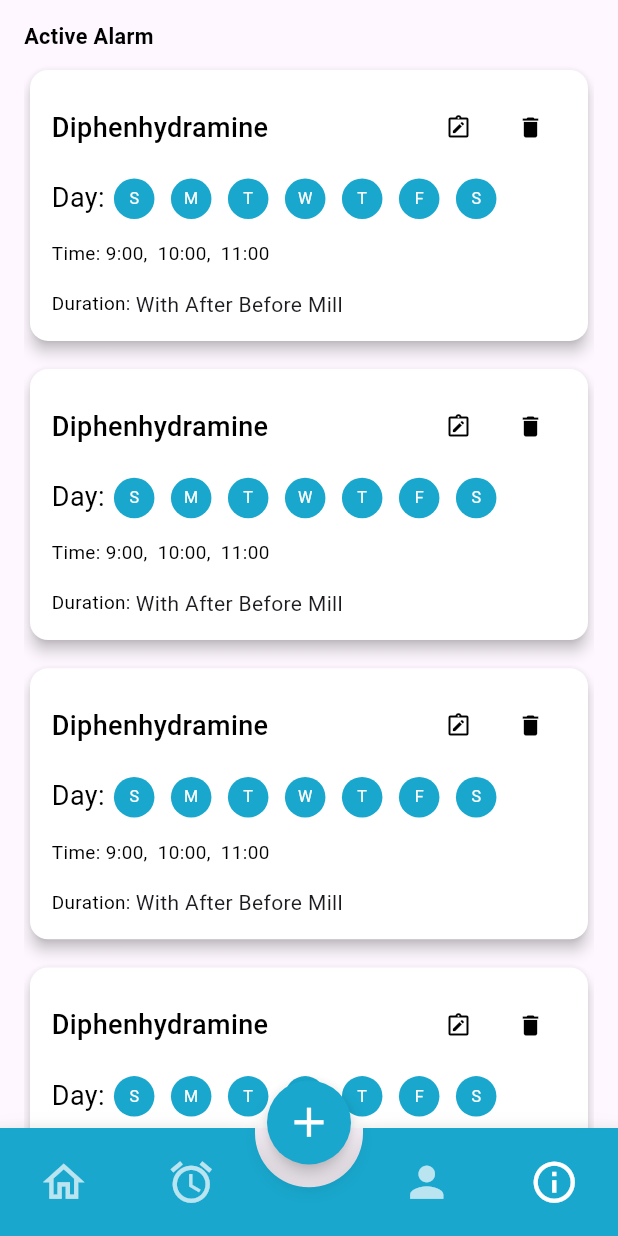
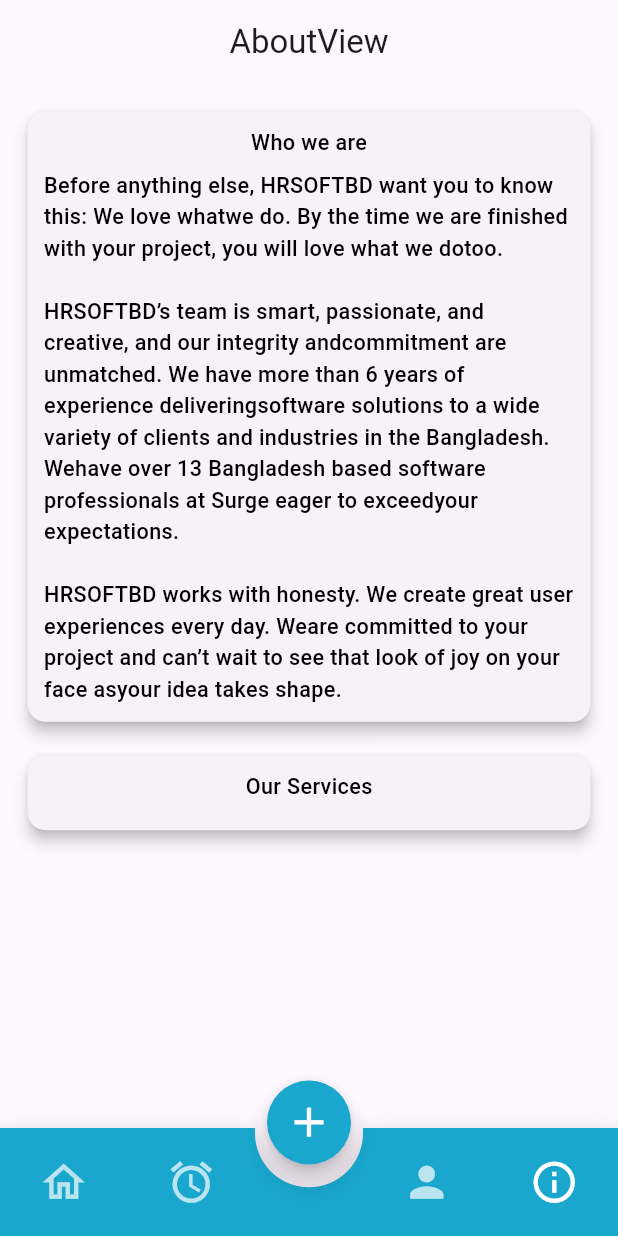
Before and after one commit to khandaker-shamsul-arafen/Medicine-Alarm, a Flutter app: the screen it shows after launch, item 4 of the bottom bar chosen, on a phone screen of 412 x 824 dp. Run offline on Flutter 3.47's test engine with Material 2 defaults, Android fonts, the phone set to English and light mode, and no system bars; drawn by our look-alikes of animated_bottom_navigation_bar; our stand-ins replace flutter_screenutil, flutter_spinbox, get; missing offline and left inert: custom_timer, day_night_time_picker; network calls fail.

```diff
--- /dev/null
+++ b/lib/app/listItem.dart
@@ -0,0 +1,8 @@
+import 'package:flutter/material.dart';
+
+class ListItem {
+  final Icons icon;
+  final String txt;
+
+  ListItem({required this.txt, required this.icon});
+}
--- /dev/null
+++ b/lib/app/modules/about/views/about_view.dart
@@ -0,0 +1,77 @@
+import 'package:flutter/material.dart';
+import 'package:flutter_screenutil/flutter_screenutil.dart';
+import 'package:get/get.dart';
+import 'package:medicine_alarm/app/constants/constant_widget.dart';
+import 'package:medicine_alarm/app/constants/text_style.dart';
+
+import '../controllers/about_controller.dart';
+
+class AboutView extends GetView<AboutController> {
+  const AboutView({Key? key}) : super(key: key);
+
+  @override
+  Widget build(BuildContext context) {
+    return Scaffold(
+        appBar: AppBar(
+          title: const Text('AboutView'),
+          centerTitle: true,
+        ),
+        body: Padding(
+          padding: EdgeInsets.all(16.0.r),
+          child: SingleChildScrollView(
+            child: Column(
+              children: [
+                Card(
+                  elevation: 4,
+                  child: Padding(
+                    padding: EdgeInsets.all(12.0.r),
+                    child: Column(
+                      children: [
+                        Center(
+                            child: Text(
+                          "Who we are",
+                          style: AllTextStyle().textRegularStyle16(),
+                        )),
+                        ConstantWidget().gapeH8(),
+                        Text(
+                          'Before anything else, HRSOFTBD want you to know this: We love whatwe do. By the time we are finished with your project, you will love what we dotoo.\n\nHRSOFTBD’s team is smart, passionate, and creative, and our integrity andcommitment are unmatched. We have more than 6 years of experience deliveringsoftware solutions to a wide variety of clients and industries in the Bangladesh. Wehave over 13 Bangladesh based software professionals at Surge eager to exceedyour expectations.\n\nHRSOFTBD works with honesty. We create great user experiences every day. Weare committed to your project and can’t wait to see that look of joy on your face asyour idea takes shape.',
+                          style: AllTextStyle().textRegularStyle16(),
+                        ),
+                      ],
+                    ),
+                  ),
+                ),
+                ConstantWidget().gapeH16(),
+                Card(
+                  elevation: 4,
+                  child: Padding(
+                    padding: EdgeInsets.all(12.0.r),
+                    child: Column(
+                      children: [
+                        Center(
+                            child: Text(
+                          "Our Services",
+                          style: AllTextStyle().textRegularStyle16(),
+                        )),
+                        ConstantWidget().gapeH8(),
+                        // ListView.builder(
+                        //   itemBuilder: (BuildContext context, int index) {
+                        //     return Row(
+                        //       children: [
+                        //
+                        //
+                        //       ],
+                        //     )
+                        //   },
+                        //
+                        // ),
+                      ],
+                    ),
+                  ),
+                ),
+              ],
+            ),
+          ),
+        ));
+  }
+}
--- a/lib/app/modules/add_medicine/controllers/add_medicine_controller.dart
+++ b/lib/app/modules/add_medicine/controllers/add_medicine_controller.dart
@@ -12,7 +12,7 @@ class AddMedicineController extends GetxController {
 
   RxList time = ['17', '20', '47'].obs;
   RxList time2 = ['59', '12', '15'].obs;
-  RxList dayTime = [].obs;
+  RxList dayTime = ['17', '20', '47'].obs;
 
   final count = 0.0.obs;
 
--- a/lib/app/modules/add_medicine/views/add_medicine_view.dart
+++ b/lib/app/modules/add_medicine/views/add_medicine_view.dart
@@ -206,7 +206,7 @@ class AddMedicineView extends GetView<AddMedicineController> {
                     Wrap(
                       children: [
                         TextFormField(
-                          // maxLines: 2,
+                          maxLines: 3,
                           maxLength: 100,
                           decoration: InputDecoration(
                               border: OutlineInputBorder(
@@ -242,7 +242,7 @@ class AddMedicineView extends GetView<AddMedicineController> {
                               )),
                         ),
                       ],
-                    )
+                    ),
                   ],
                 ),
               );
--- a/lib/app/modules/bottom_navigation_bar/controllers/bottom_navigation_bar_controller.dart
+++ b/lib/app/modules/bottom_navigation_bar/controllers/bottom_navigation_bar_controller.dart
@@ -1,6 +1,7 @@
 import 'package:flutter/material.dart';
 import 'package:get/get.dart';
 
+import '../../about/views/about_view.dart';
 import '../../add_medicine/views/add_medicine_view.dart';
 import '../../home/views/home_view.dart';
 import '../../profile/views/profile_view.dart';
@@ -31,7 +32,7 @@ class BottomNavigationBarController extends GetxController
     const HomeView(),
     const RunningView(),
     const ProfileView(),
-    const RunningView(),
+    const AboutView(),
     const AddMedicineView(),
   ];
 
--- a/lib/app/modules/home/views/home_view.dart
+++ b/lib/app/modules/home/views/home_view.dart
@@ -48,8 +48,7 @@ class HomeView extends GetView<HomeController> {
                     crossAxisAlignment: CrossAxisAlignment.center,
                     children: [
                       ConstantWidget().gapeH(9),
-                      Obx(() {
-                        return CustomTimer(
+                      CustomTimer(
                           controller: controller.timerController,
                           builder: (state, time) {
                             // Build the widget you want!🎉
@@ -59,7 +58,6 @@ class HomeView extends GetView<HomeController> {
                                   color: AllColors.grey,
                                   fontWeight: FontWeight.bold),
                             );
-                            });
                           }),
                       ConstantWidget().gapeH(1),
                       Text(
--- a/lib/app/routes/app_pages.dart
+++ b/lib/app/routes/app_pages.dart
@@ -1,5 +1,7 @@
 import 'package:get/get.dart';
 
+import '../modules/about/bindings/about_binding.dart';
+import '../modules/about/views/about_view.dart';
 import '../modules/add_medicine/bindings/add_medicine_binding.dart';
 import '../modules/add_medicine/views/add_medicine_view.dart';
 import '../modules/bottom_navigation_bar/bindings/bottom_navigation_bar_binding.dart';
@@ -51,5 +53,10 @@ class AppPages {
       page: () => const InactiveAlarmView(),
       binding: InactiveAlarmBinding(),
     ),
+    GetPage(
+      name: _Paths.ABOUT,
+      page: () => const AboutView(),
+      binding: AboutBinding(),
+    ),
   ];
 }
--- a/lib/app/routes/app_routes.dart
+++ b/lib/app/routes/app_routes.dart
@@ -10,6 +10,7 @@ abstract class Routes {
   static const BOTTOM_NAVIGATION_BAR = _Paths.BOTTOM_NAVIGATION_BAR;
   static const PROFILE = _Paths.PROFILE;
   static const INACTIVE_ALARM = _Paths.INACTIVE_ALARM;
+  static const ABOUT = _Paths.ABOUT;
 }
 
 abstract class _Paths {
@@ -21,4 +22,5 @@ abstract class _Paths {
   static const BOTTOM_NAVIGATION_BAR = '/bottom-navigation-bar';
   static const PROFILE = '/profile';
   static const INACTIVE_ALARM = '/inactive-alarm';
+  static const ABOUT = '/about';
 }
--- a/lib/main.dart
+++ b/lib/main.dart
@@ -18,6 +18,7 @@ class MyApp extends StatelessWidget {
       designSize: const Size(412, 915),
       minTextAdapt: true,
       splitScreenMode: true,
+      useInheritedMediaQuery: true,
       builder: (context, child) {
         return GetMaterialApp(
           initialRoute: AppPages.INITIAL,
```
Also changed, not shown: lib/app/modules/about/bindings/about_binding.dart (added, +12 -0 lines), lib/app/modules/about/controllers/about_controller.dart (added, +29 -0 lines), lib/app/modules/profile/controllers/profile_controller.dart (+7 -0 lines), lib/app/modules/profile/views/profile_view.dart (+110 -34 lines), lib/app/widget/navigation_screen.dart (deleted, +0 -82 lines). Lines whose indentation alone changed are shown as unchanged.
